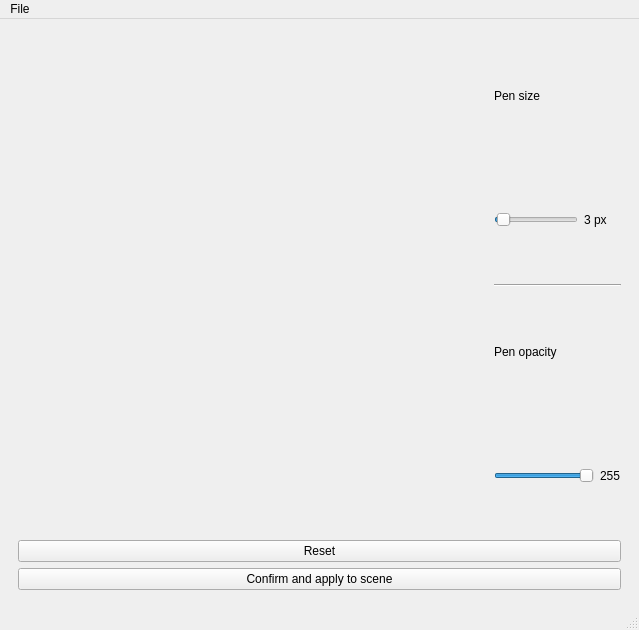
Old version of the form ui/ui/mainwindow.ui in the repository binaryHips/Projet3D.
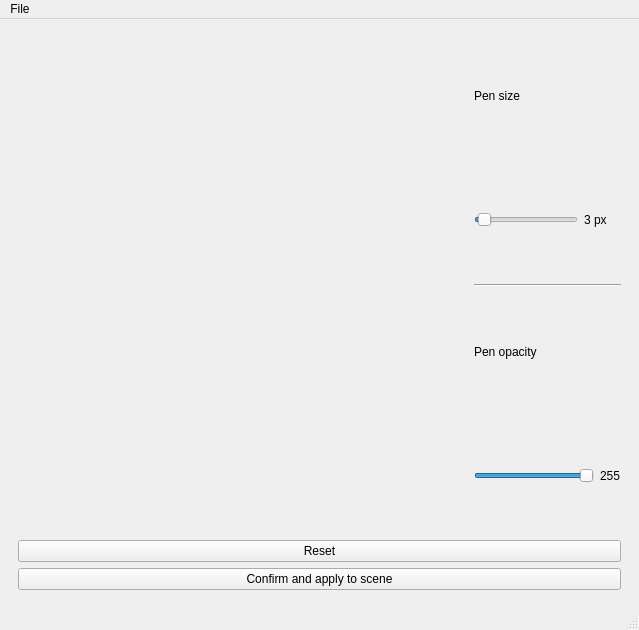
New version of the form. Custom widgets are drawn as their Qt base class.

The edit to the form file:
```diff
--- a/ui/ui/mainwindow.ui
+++ b/ui/ui/mainwindow.ui
@@ -215,7 +215,7 @@
       <widget class="QWidget" name="page_2">
        <layout class="QVBoxLayout" name="verticalLayout" stretch="5,1">
         <item>
-         <layout class="QHBoxLayout" name="horizontalLayout_5" stretch="2,0">
+         <layout class="QHBoxLayout" name="horizontalLayout_5" stretch="2,1">
           <item>
            <widget class="ScribbleArea" name="widget_2" native="true">
             <property name="minimumSize">
```
Left out of the diff: 2 changed lines with no effect on the pictures.
